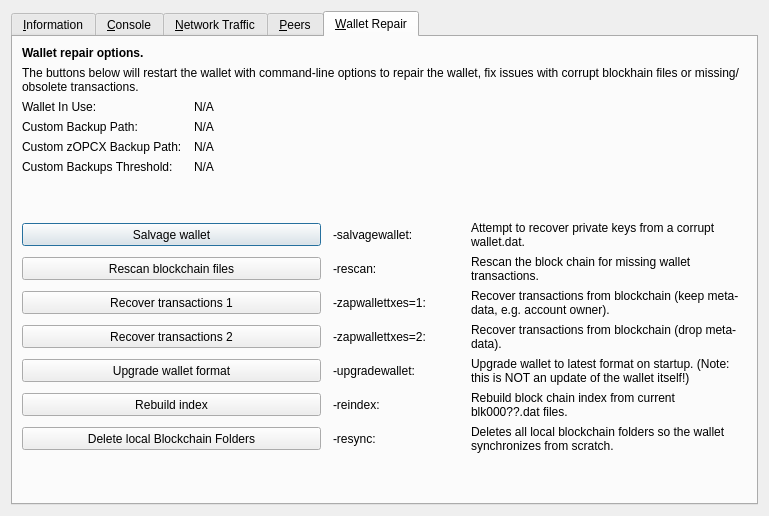
Qt form src/qt/forms/rpcconsole.ui (opcoinx/OPCoinX) before a commit.
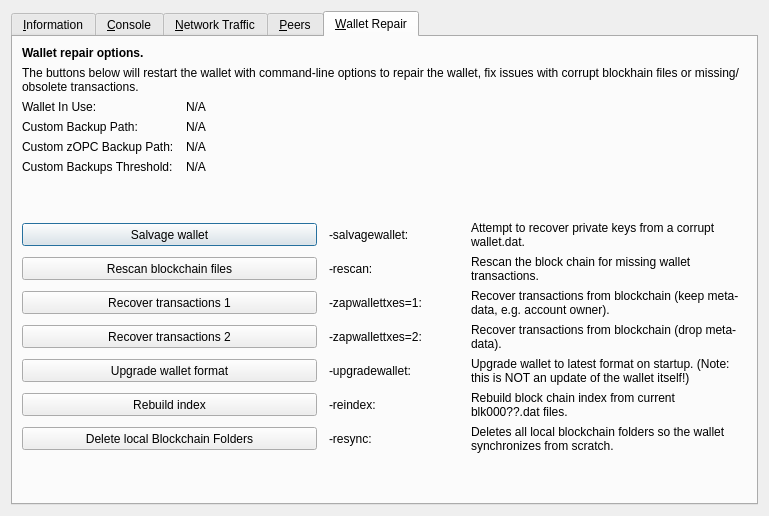
The same form after that commit. The open tabs and pages were chosen to show the change. Icons and pictures are not drawn. Custom widgets are drawn as their Qt base class.

```diff
--- a/src/qt/forms/rpcconsole.ui
+++ b/src/qt/forms/rpcconsole.ui
@@ -1359,7 +1359,7 @@
           <bool>false</bool>
          </property>
          <property name="text">
-          <string>Custom zOPCX Backup Path:</string>
+          <string>Custom zOPC Backup Path:</string>
          </property>
         </widget>
        </item>
```
Left out of the diff: 4 changed lines with no effect on the pictures.
